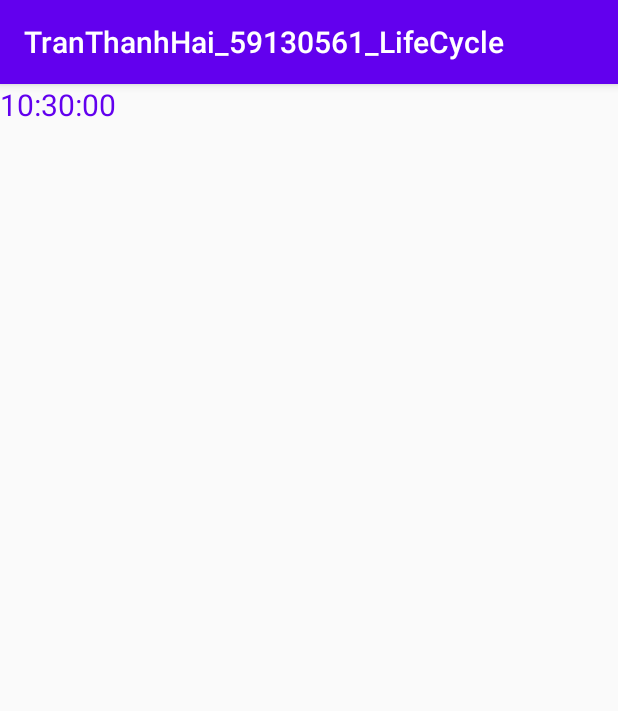
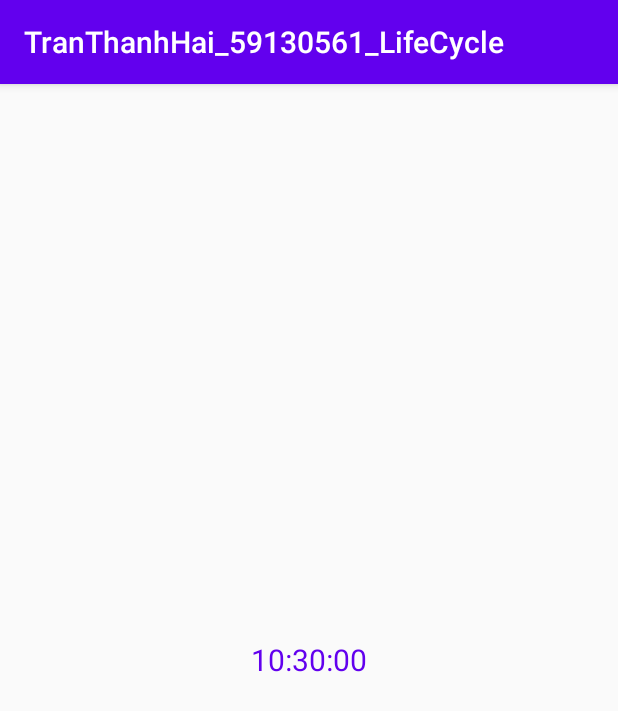
Before and after one commit to tranthanhhai-59130561/TranThanhHai_59130561_LifeCycle, an Android app: the screen it shows after launch (MainActivity), on a phone screen of 412 x 824 dp. Shown: the top 711 px of the screen. Run offline under Robolectric (Android 15) with nearby library versions, the phone set to English and light mode, and no system bars.

Commit message:
Hoan Thanh Layout

```diff
--- a/app/src/main/res/layout/activity_main.xml
+++ b/app/src/main/res/layout/activity_main.xml
@@ -13,10 +13,8 @@
         android:layout_height="match_parent"
         android:textSize="20dp"
         android:textColor="@color/colorPrimary"
-        app:layout_constraintBottom_toBottomOf="parent"
-        app:layout_constraintLeft_toLeftOf="parent"
-        app:layout_constraintRight_toRightOf="parent"
-        app:layout_constraintTop_toTopOf="parent" />
-        />
+        android:layout_gravity="center"
+        android:gravity="center" />
+
 
 </LinearLayout>
```
